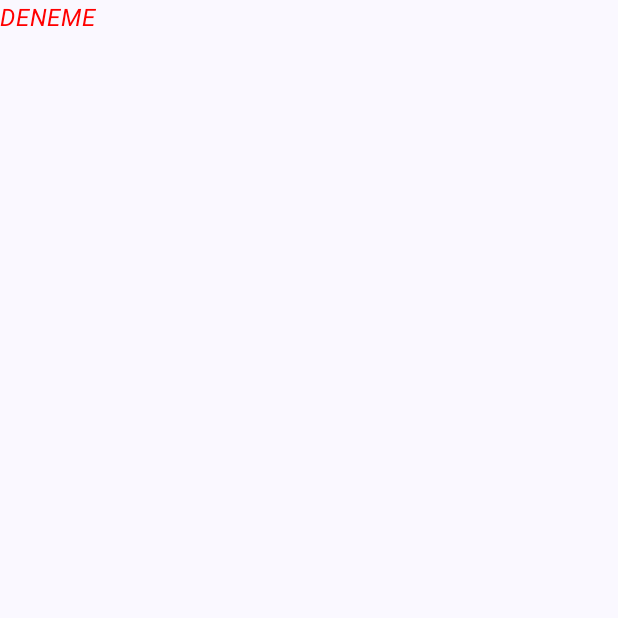
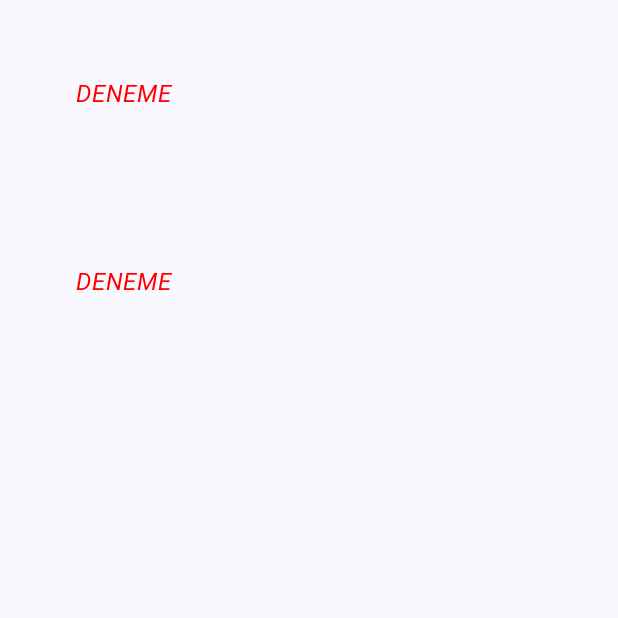
Before and after one commit to GulayAdgzl/JetpackComposeLessons, an Android app built with Jetpack Compose: the screen it shows after launch (MainActivity), on a phone screen of 412 x 824 dp, the top half of it. Before the commit the part shown is almost empty. Run offline under Robolectric (Android 15) with nearby library versions, the phone set to English and light mode, and no system bars.

```diff
--- a/app/src/main/java/com/example/jetpackcompose/MainActivity.kt
+++ b/app/src/main/java/com/example/jetpackcompose/MainActivity.kt
@@ -4,17 +4,22 @@ import android.os.Bundle
 import androidx.activity.ComponentActivity
 import androidx.activity.compose.setContent
 import androidx.activity.enableEdgeToEdge
+import androidx.compose.foundation.layout.Column
 import androidx.compose.foundation.layout.fillMaxSize
 import androidx.compose.foundation.layout.padding
 import androidx.compose.material3.Scaffold
 import androidx.compose.material3.Text
 import androidx.compose.runtime.Composable
+import androidx.compose.ui.Alignment
 import androidx.compose.ui.Modifier
 import androidx.compose.ui.graphics.Color
 import androidx.compose.ui.text.font.FontStyle
 import androidx.compose.ui.text.style.TextAlign
 import androidx.compose.ui.tooling.preview.Preview
+import androidx.compose.ui.unit.dp
 import com.example.jetpackcompose.ui.theme.JetpackComposeTheme
+import org.intellij.lang.annotations.JdkConstants
+import org.intellij.lang.annotations.JdkConstants.HorizontalAlignment
 
 class MainActivity : ComponentActivity() {
     override fun onCreate(savedInstanceState: Bundle?) {
@@ -22,24 +27,38 @@ class MainActivity : ComponentActivity() {
         enableEdgeToEdge()
         setContent {
             JetpackComposeTheme {
-                Scaffold(modifier = Modifier.fillMaxSize()) { paddingValues ->
+                Scaffold() {
+
+                }
                 Greeting(
-                        modifier = Modifier.padding(paddingValues)
+
                 )
-                }
             }
         }
     }
 }
 
 @Composable
-fun Greeting(modifier: Modifier = Modifier) {
+fun Greeting(modifier: Modifier = Modifier.padding(25 .dp)
+             ,orizontalAlignment: JdkConstants.HorizontalAlignment = HorizontalAlignment) {
+
+    Column {
+
+
         Text(
             text = "DENEME",
             color = Color.Red,
-        modifier = modifier,
+            modifier = modifier.padding(25 .dp),
             fontStyle= FontStyle.Italic
         )
+
+        Text(
+            text = "DENEME",
+            color = Color.Red,
+            modifier = modifier.padding(25 .dp),
+            fontStyle= FontStyle.Italic
+        )
+    }
 }
 
 @Preview(showBackground = true)
```
Lines whose indentation alone changed are shown as unchanged.
